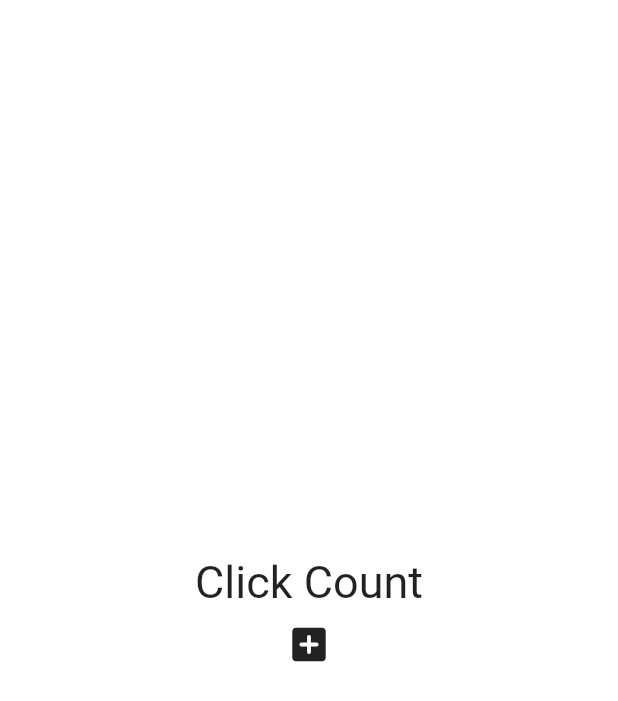
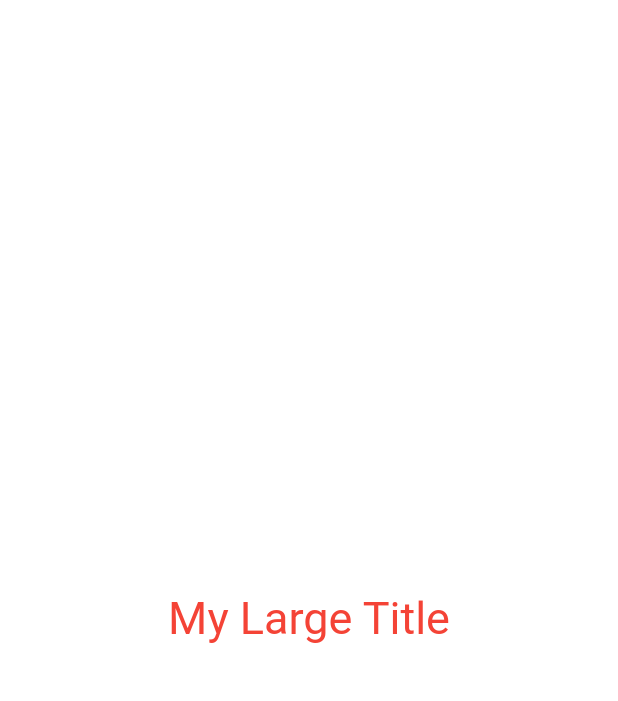
Before and after one commit to mypace0600/toonflix, a Flutter app: the screen it shows after launch, on a phone screen of 412 x 824 dp. Shown: the top 701 px of the screen. Run offline on Flutter 3.47's test engine with Material 2 defaults, Android fonts, the phone set to English and light mode, and no system bars.

```diff
--- a/lib/main.dart
+++ b/lib/main.dart
@@ -12,37 +12,23 @@ class App extends StatefulWidget {
 }
 
 class _AppState extends State<App> {
-  List<int> numbers = [];
-
-  void onClicked() {
-    setState(() {
-      numbers.add(numbers.length);
-    });
-  }
-
   @override
   Widget build(BuildContext context) {
     return MaterialApp(
-      home: Scaffold(
+      theme: ThemeData(
+        textTheme: const TextTheme(
+          titleLarge: TextStyle(
+            color: Colors.red,
+          ),
+        ),
+      ),
+      home: const Scaffold(
         backgroundColor: Colors.white,
         body: Center(
           child: Column(
             mainAxisAlignment: MainAxisAlignment.center,
             children: [
-              const Text(
-                'Click Count',
-                style: TextStyle(
-                  fontSize: 30,
-                ),
-              ),
-              for (var n in numbers) Text('$n'),
-              IconButton(
-                onPressed: onClicked,
-                icon: const Icon(
-                  Icons.add_box_rounded,
-                  size: 30,
-                ),
-              ),
+              MyLargeTitle(),
             ],
           ),
         ),
@@ -50,3 +36,20 @@ class _AppState extends State<App> {
     );
   }
 }
+
+class MyLargeTitle extends StatelessWidget {
+  const MyLargeTitle({
+    super.key,
+  });
+
+  @override
+  Widget build(BuildContext context) {
+    return Text(
+      'My Large Title',
+      style: TextStyle(
+        fontSize: 30,
+        color: Theme.of(context).textTheme.titleLarge!.color,
+      ),
+    );
+  }
+}
```
